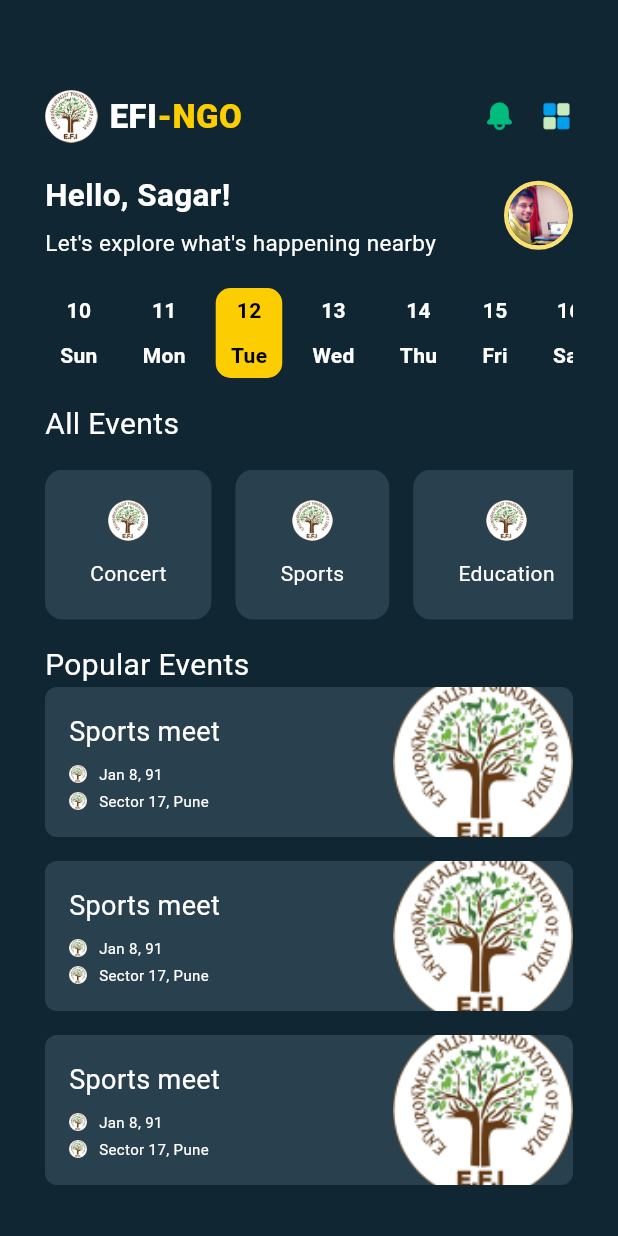
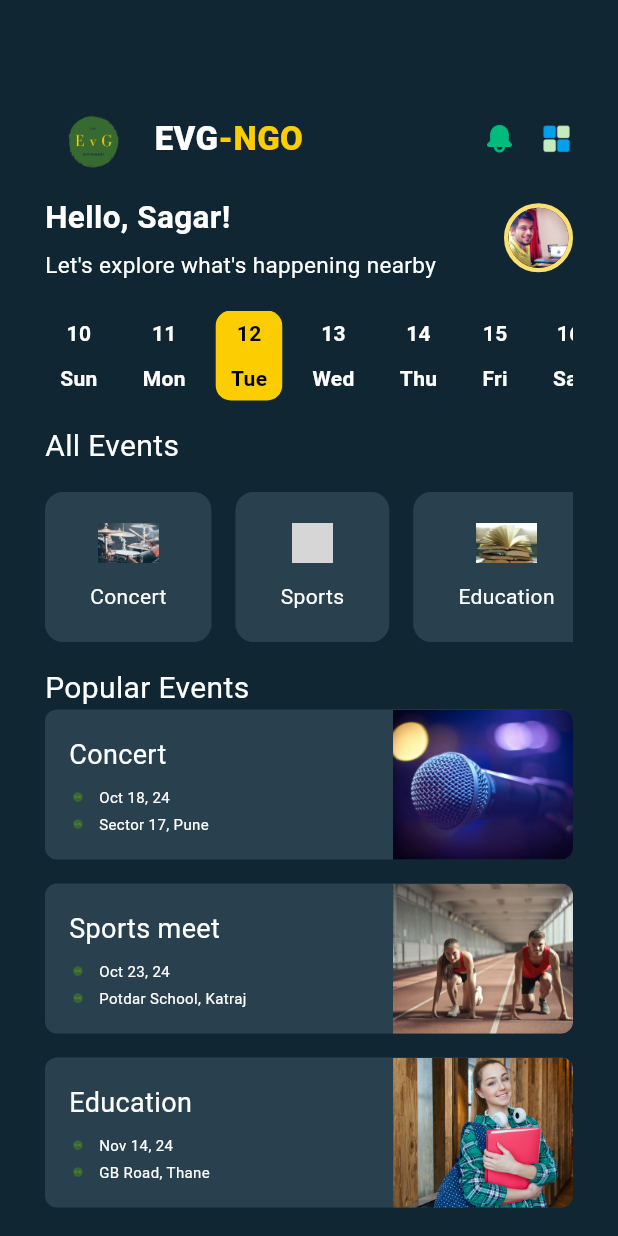
Before and after one commit to sagar816/event_mgt_app_01, a Flutter app: the HomeScreen screen opened directly, on a phone screen of 412 x 824 dp. Run offline on Flutter 3.47's test engine with Material 3 defaults, Android fonts, the phone set to English and light mode, and no system bars; grey boxes are pictures that could not be loaded.

Commit message:
25th aug

```diff
--- a/lib/data/data.dart
+++ b/lib/data/data.dart
@@ -93,21 +93,21 @@ List<EventTypeModel> getEventTypes() {
   EventTypeModel eventModel = new EventTypeModel();
 
 //1
-  eventModel.imgAssetPath = "assets/efi_logo.png";
+  eventModel.imgAssetPath = "assets/concert1.jpg";
   eventModel.eventType = "Concert";
   events.add(eventModel);
 
   eventModel = new EventTypeModel();
 
   //1
-  eventModel.imgAssetPath = "assets/efi_logo.png";
+  eventModel.imgAssetPath = "assets/sports4.jpg";
   eventModel.eventType = "Sports";
   events.add(eventModel);
 
   eventModel = new EventTypeModel();
 
   //1
-  eventModel.imgAssetPath = "assets/efi_logo.png";
+  eventModel.imgAssetPath = "assets/edu2.jpg";
   eventModel.eventType = "Education";
   events.add(eventModel);
 
@@ -122,28 +122,28 @@ List<EventsModel> getEvents() {
   EventsModel eventsModel = new EventsModel();
 
   //1
-  eventsModel.imgAssetPath = "assets/efi_logo.png";
-  eventsModel.date = "Jan 8, 91";
-  eventsModel.desc = "Sports meet";
+  eventsModel.imgAssetPath = "assets/concert.jpg";
+  eventsModel.date = "Oct 18, 24";
+  eventsModel.desc = "Concert";
   eventsModel.address = "Sector 17, Pune";
   events.add(eventsModel);
 
   eventsModel = new EventsModel();
 
   //2
-  eventsModel.imgAssetPath = "assets/efi_logo.png";
-  eventsModel.date = "Jan 8, 91";
+  eventsModel.imgAssetPath = "assets/sports3.jpg";
+  eventsModel.date = "Oct 23, 24";
   eventsModel.desc = "Sports meet";
-  eventsModel.address = "Sector 17, Pune";
+  eventsModel.address = "Potdar School, Katraj";
   events.add(eventsModel);
 
   eventsModel = new EventsModel();
 
   //3
-  eventsModel.imgAssetPath = "assets/efi_logo.png";
-  eventsModel.date = "Jan 8, 91";
-  eventsModel.desc = "Sports meet";
-  eventsModel.address = "Sector 17, Pune";
+  eventsModel.imgAssetPath = "assets/edu.jpg";
+  eventsModel.date = "Nov 14, 24";
+  eventsModel.desc = "Education";
+  eventsModel.address = "GB Road, Thane";
   events.add(eventsModel);
 
   eventsModel = new EventsModel();
--- a/lib/home.dart
+++ b/lib/home.dart
@@ -44,8 +44,9 @@ class _HomeScreenState extends State<HomeScreen> {
                 Row(
                   children: <Widget>[
                     Image.asset(
-                      "assets/efi_logo.png",
-                      height: 35,
+                      "assets/evg_logo.png",
+                      height: 65,
+                      // width: 90,
                     ),
                     SizedBox(
                       width: 8,
@@ -53,7 +54,7 @@ class _HomeScreenState extends State<HomeScreen> {
                     Row(
                       children: <Widget>[
                         Text(
-                          "EFI",
+                          "EVG",
                           style: TextStyle(
                               color: Colors.white,
                               fontSize: 22,
@@ -83,7 +84,7 @@ class _HomeScreenState extends State<HomeScreen> {
                   ],
                 ),
                 SizedBox(
-                  height: 20,
+                  height: 5,
                 ),
                 Row(
                   children: <Widget>[
@@ -310,17 +311,14 @@ class PopularEventTile extends StatelessWidget {
                   Row(
                     children: <Widget>[
                       Image.asset(
-                        "assets/efi_logo.png",
+                        "assets/evg_logo.png",
                         height: 12,
                       ),
                       SizedBox(
                         width: 8,
                       ),
-                      Text(
-                        date,
-                        style: TextStyle(color: Colors.white,
-                        fontSize: 10)
-                      )
+                      Text(date,
+                          style: TextStyle(color: Colors.white, fontSize: 10))
                     ],
                   ),
                   SizedBox(
@@ -329,7 +327,7 @@ class PopularEventTile extends StatelessWidget {
                   Row(
                     children: <Widget>[
                       Image.asset(
-                        "assets/efi_logo.png",
+                        "assets/evg_logo.png",
                         height: 12,
                       ),
                       SizedBox(
--- a/pubspec.yaml
+++ b/pubspec.yaml
@@ -4,7 +4,7 @@ description: "A new Flutter project."
 # pub.dev using `flutter pub publish`. This is preferred for private packages.
 publish_to: 'none' # Remove this line if you wish to publish to pub.dev
 
-# The following defines the version and build number for your application.
+# The following devgnes the version and build number for your application.
 # A version number is three numbers separated by dots, like 1.2.43
 # followed by an optional build number separated by a +.
 # Both the version and the builder number may be overridden in flutter
```
Also changed, not shown: lib/main.dart (+24 -26 lines), assets/concert.jpg (added), assets/concert1.jpg (added), assets/edu.jpg (added), assets/edu2.jpg (added), assets/efi_logo.png (deleted), assets/evg_logo.png (added), assets/sports.jpg (added), assets/sports2.jpg (added), assets/sports3.jpg (added), 19 other files.
